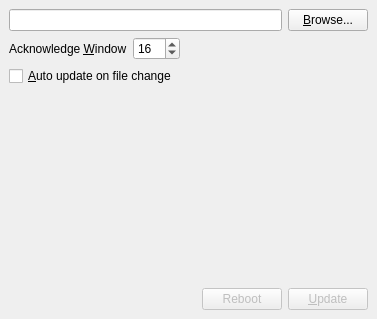
This is QuadControl/DockWindows/UpdateWindow.ui in thomask77/drquad32 as Qt 5 draws it before an edit. The edited form follows.
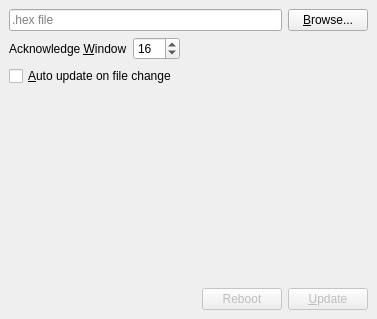
This is the edited form. Icons and pictures are not drawn.

What changed in the file:
```diff
--- a/QuadControl/DockWindows/UpdateWindow.ui
+++ b/QuadControl/DockWindows/UpdateWindow.ui
@@ -24,7 +24,11 @@
     <item>
      <layout class="QHBoxLayout" name="horizontalLayout">
       <item>
-       <widget class="QLineEdit" name="lineEdit"/>
+       <widget class="QLineEdit" name="lineEdit">
+        <property name="placeholderText">
+         <string>.hex file</string>
+        </property>
+       </widget>
       </item>
       <item>
        <widget class="QPushButton" name="browseButton">
```
